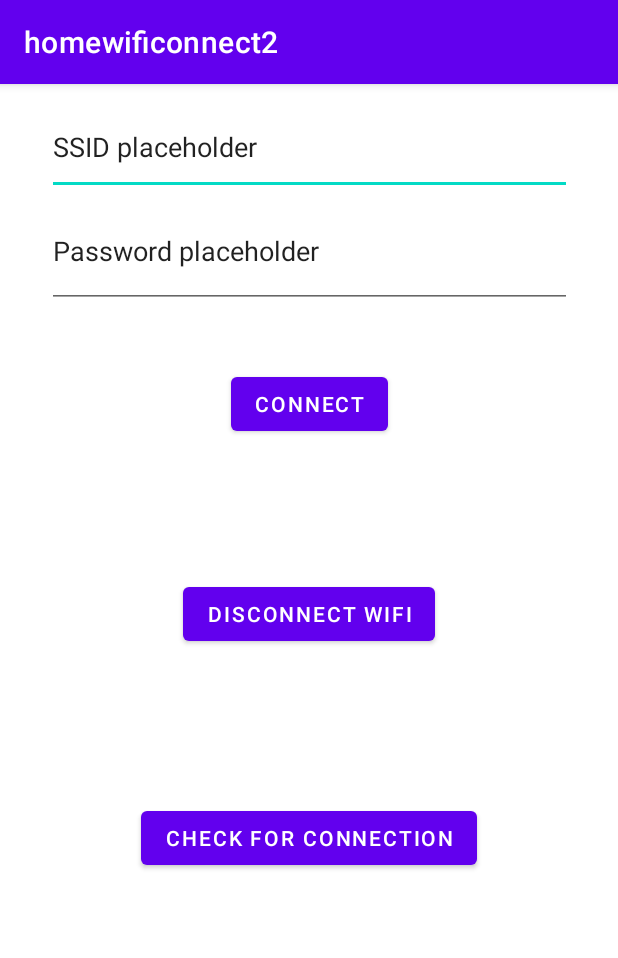
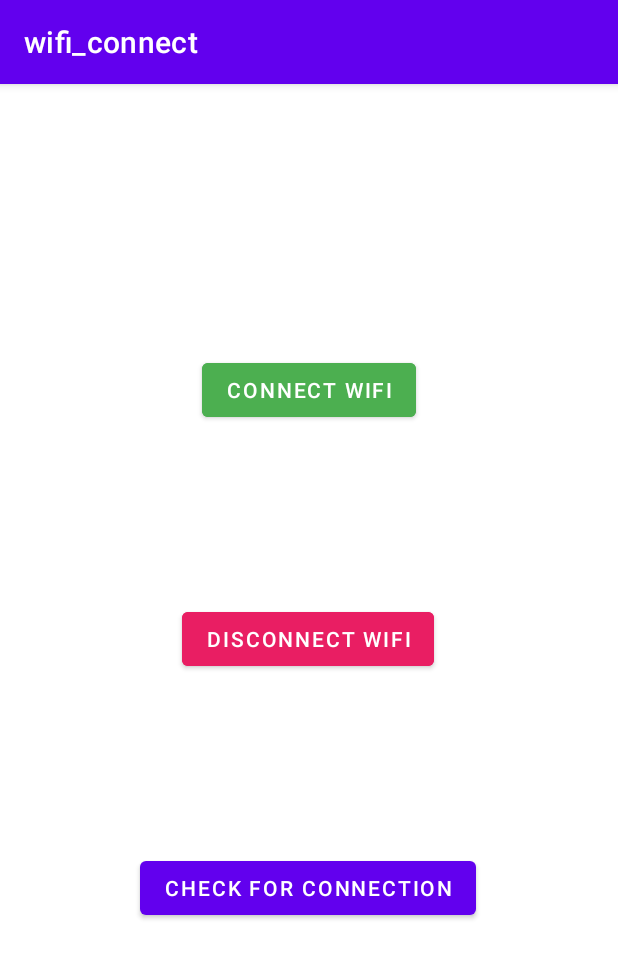
Before and after one commit to Harrisman05/kotlin-wifi-connect, an Android app: the screen it shows after launch (MainActivity), on a phone screen of 412 x 824 dp. Shown: the top 958 px of the screen. Run offline under Robolectric (Android 15) with nearby library versions, the phone set to English and light mode, and no system bars; 4 statements that could not run were skipped.

Commit message:
Renamed project + cleaned up UI

```diff
--- a/app/build.gradle
+++ b/app/build.gradle
@@ -4,11 +4,11 @@ plugins {
 }
 
 android {
-    namespace 'com.hharris.homewificonnect2'
+    namespace 'com.hharris.wifi_connect'
     compileSdk 32
 
     defaultConfig {
-        applicationId "com.hharris.homewificonnect2"
+        applicationId "com.hharris.wifi_connect"
         minSdk 29
         targetSdk 32
         versionCode 1
--- a/app/src/main/java/com/hharris/homewificonnect2/MainActivity.kt
+++ b/app/src/main/java/com/hharris/wifi_connect/MainActivity.kt
@@ -1,4 +1,4 @@
-package com.hharris.homewificonnect2
+package com.hharris.wifi_connect
 
 // Check internet connection dependencies
 
@@ -163,9 +163,6 @@ class MainActivity : AppCompatActivity() {
                 suggestionsList.add(suggestion)
                 wifiManager.removeNetworkSuggestions(suggestionsList)
             }
-            else -> {
-                // Nothing needed here
-            }
         }
     }
 
--- a/app/src/main/res/layout/activity_main.xml
+++ b/app/src/main/res/layout/activity_main.xml
@@ -7,60 +7,40 @@
     tools:context=".MainActivity">
 
     <Button
-        android:id="@+id/disconnectButton"
+        android:id="@+id/connect_button"
         android:layout_width="wrap_content"
         android:layout_height="wrap_content"
         android:layout_marginTop="180dp"
-        android:text="Disconnect WiFi"
-        app:layout_constraintEnd_toEndOf="parent"
-        app:layout_constraintStart_toStartOf="parent"
-        app:layout_constraintTop_toBottomOf="@id/password_edit_text" />
-
-    <EditText
-        android:id="@+id/ssid_edit_text"
-        android:layout_width="350dp"
-        android:layout_height="64dp"
-        android:layout_marginStart="20dp"
-        android:layout_marginTop="10dp"
-        android:layout_marginEnd="20dp"
-        android:hint="SSID"
-        android:text="SSID placeholder"
+        android:backgroundTint="#4CAF50"
+        android:text="Connect Wifi"
+        android:textColor="#FFFFFF"
         app:layout_constraintEnd_toEndOf="parent"
         app:layout_constraintStart_toStartOf="parent"
         app:layout_constraintTop_toTopOf="parent" />
 
-    <EditText
-        android:id="@+id/password_edit_text"
-        android:layout_width="350dp"
-        android:layout_height="75dp"
-        android:layout_marginStart="20dp"
-        android:layout_marginEnd="20dp"
-        android:layout_marginBottom="40dp"
-        android:hint="Password"
-        android:text="Password placeholder"
-        app:layout_constraintBottom_toTopOf="@+id/connect_button"
-        app:layout_constraintEnd_toEndOf="@+id/ssid_edit_text"
-        app:layout_constraintStart_toStartOf="@+id/ssid_edit_text"
-        app:layout_constraintTop_toBottomOf="@id/ssid_edit_text" />
-
     <Button
-        android:id="@+id/connect_button"
+        android:id="@+id/disconnectButton"
         android:layout_width="wrap_content"
         android:layout_height="wrap_content"
-        android:layout_marginTop="40dp"
-        android:text="Connect"
+        android:backgroundTint="#E91E63"
+        android:text="Disconnect WiFi"
+        android:textColor="#FFFFFF"
+        app:layout_constraintBottom_toTopOf="@+id/buttonCheck"
         app:layout_constraintEnd_toEndOf="parent"
+        app:layout_constraintHorizontal_bias="0.497"
         app:layout_constraintStart_toStartOf="parent"
-        app:layout_constraintTop_toBottomOf="@id/password_edit_text" />
+        app:layout_constraintTop_toBottomOf="@+id/connect_button"
+        app:layout_constraintVertical_bias="0.5" />
 
     <Button
         android:id="@+id/buttonCheck"
         android:layout_width="wrap_content"
         android:layout_height="wrap_content"
+        android:layout_marginBottom="208dp"
         android:text="CHECK FOR CONNECTION"
         android:textColor="@color/white"
         app:layout_constraintBottom_toBottomOf="parent"
+        app:layout_constraintHorizontal_bias="0.497"
         app:layout_constraintLeft_toLeftOf="parent"
-        app:layout_constraintRight_toRightOf="parent"
-        app:layout_constraintTop_toBottomOf="@+id/connect_button" />
+        app:layout_constraintRight_toRightOf="parent" />
 </androidx.constraintlayout.widget.ConstraintLayout>
--- a/app/src/main/res/values/strings.xml
+++ b/app/src/main/res/values/strings.xml
@@ -1,3 +1,3 @@
 <resources>
-    <string name="app_name">homewificonnect2</string>
+    <string name="app_name">wifi_connect</string>
 </resources>
```
Also changed, not shown: 4 other files.
